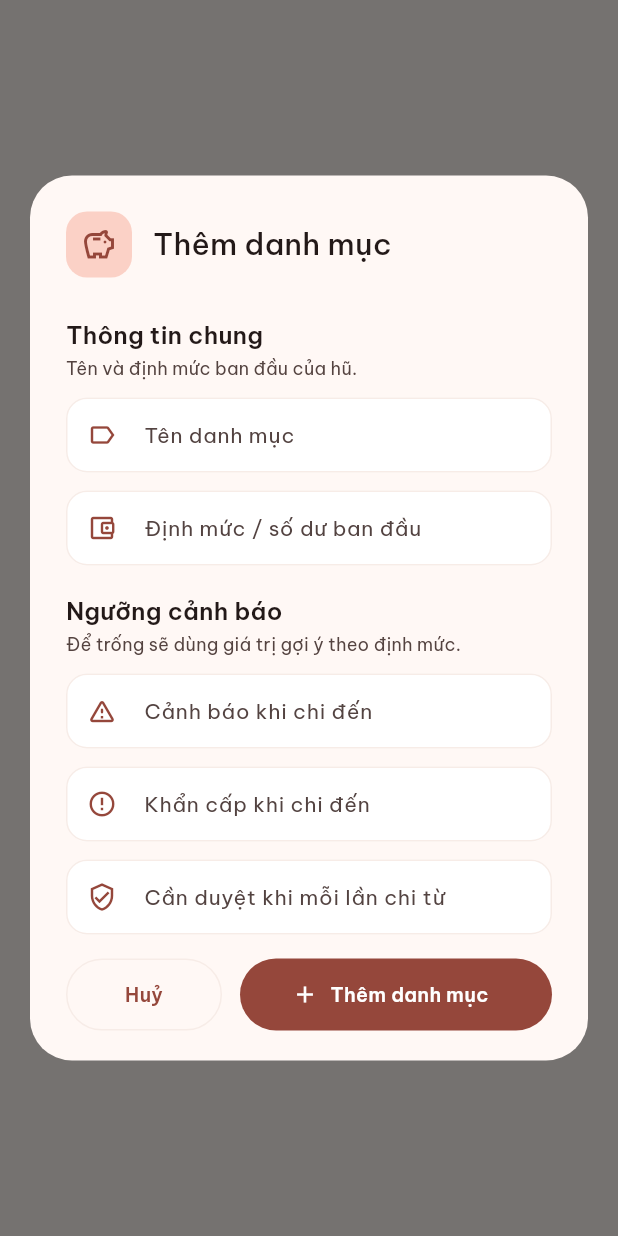
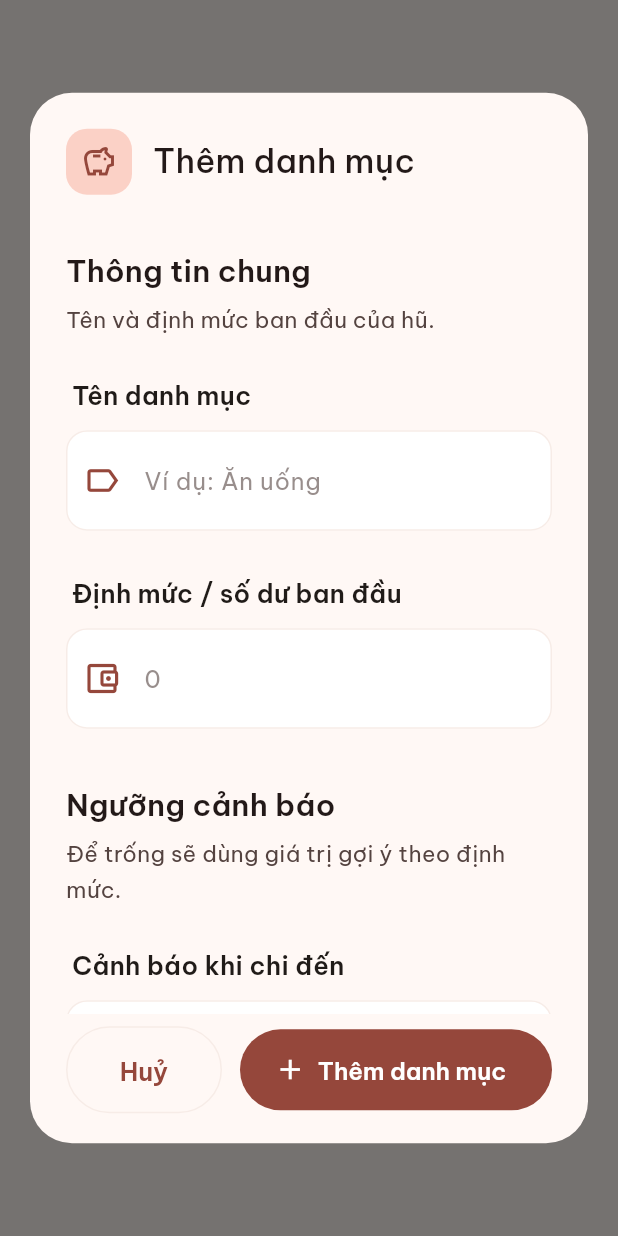
Before and after one commit to Lvhai2k5/FrontendMobile-FinancialManagement, a Flutter app: what promptCreateCategory() shows on an empty page, opened directly with empty values, on a phone screen of 412 x 824 dp. Run offline on Flutter 3.47's test engine with Material 3 defaults, Android fonts, the phone set to English and light mode, and no system bars; our stand-ins replace dio, flutter_secure_storage; accounts and stored records are empty; network calls fail.

Commit message:
feat(mobile): cải thiện form danh mục, hạn mức và thêm thành viên bằng email

```diff
--- a/lib/api/family_api.dart
+++ b/lib/api/family_api.dart
@@ -26,9 +26,8 @@ class FamilyApi {
     return FamilyDetailModel.fromJson(res.data as Map<String, dynamic>);
   }
 
-  Future<void> addMember(int familyId, String username) async {
-    await apiClient
-        .post('/families/$familyId/members', data: {'username': username});
+  Future<void> addMember(int familyId, String email) async {
+    await apiClient.post('/families/$familyId/members', data: {'email': email});
   }
 
   Future<void> removeMember(int familyId, int personId) async {
--- a/lib/providers/family_provider.dart
+++ b/lib/providers/family_provider.dart
@@ -118,8 +118,8 @@ class FamilyProvider with ChangeNotifier {
     }
   }
 
-  Future<String?> addMember(int familyId, String username) =>
-      _change(() => _api.addMember(familyId, username));
+  Future<String?> addMember(int familyId, String email) =>
+      _change(() => _api.addMember(familyId, email));
 
   Future<String?> removeMember(int familyId, int personId) =>
       _change(() => _api.removeMember(familyId, personId));
--- a/lib/screens/family/family_actions.dart
+++ b/lib/screens/family/family_actions.dart
@@ -65,8 +65,7 @@ Future<void> promptCreateCategory(BuildContext context, int familyId) async {
   final emergency = TextEditingController();
   final approval = TextEditingController();
 
-  double? parse(TextEditingController c) =>
-      parseCurrencyInput(c.text);
+  double? parse(TextEditingController c) => parseCurrencyInput(c.text);
 
   Widget field(TextEditingController c, String label,
           {required IconData icon,
@@ -74,23 +73,42 @@ Future<void> promptCreateCategory(BuildContext context, int familyId) async {
           bool number = true,
           bool last = false}) =>
       Padding(
-        padding: EdgeInsets.only(bottom: last ? 0 : 12),
-        child: TextField(
+        padding: EdgeInsets.only(bottom: last ? 0 : 28),
+        child: Column(
+          crossAxisAlignment: CrossAxisAlignment.start,
+          children: [
+            Padding(
+              padding: const EdgeInsets.only(left: 4, bottom: 10),
+              child: Text(label,
+                  style: AppTypography.bodyMd.copyWith(
+                      fontSize: 17,
+                      fontWeight: FontWeight.w600,
+                      color: AppColors.onSurface)),
+            ),
+            TextField(
               controller: c,
-          textInputAction: last ? TextInputAction.done : TextInputAction.next,
+              style: AppTypography.titleSm
+                  .copyWith(fontSize: 18, fontWeight: FontWeight.w500),
+              textInputAction:
+                  last ? TextInputAction.done : TextInputAction.next,
               keyboardType: number ? TextInputType.number : TextInputType.text,
-          textCapitalization:
-              number ? TextCapitalization.none : TextCapitalization.sentences,
+              textCapitalization: number
+                  ? TextCapitalization.none
+                  : TextCapitalization.sentences,
               inputFormatters: number ? const [CurrencyInputFormatter()] : null,
               decoration: InputDecoration(
-            labelText: label,
                 hintText: hint,
-            prefixIcon: Icon(icon, size: 20, color: AppColors.primary),
+                hintStyle: AppTypography.bodyMd.copyWith(
+                    fontSize: 16,
+                    color: AppColors.onSurfaceVariant.withValues(alpha: 0.6)),
+                suffixStyle: AppTypography.titleSm
+                    .copyWith(fontSize: 18, color: AppColors.onSurfaceVariant),
+                prefixIcon: Icon(icon, size: 26, color: AppColors.primary),
                 suffixText: number ? 'đ' : null,
                 filled: true,
                 fillColor: Colors.white,
                 contentPadding:
-                const EdgeInsets.symmetric(horizontal: 14, vertical: 14),
+                    const EdgeInsets.symmetric(horizontal: 16, vertical: 20),
                 enabledBorder: OutlineInputBorder(
                   borderRadius: BorderRadius.circular(14),
                   borderSide: BorderSide(color: AppColors.surfaceContainer),
@@ -101,18 +119,20 @@ Future<void> promptCreateCategory(BuildContext context, int familyId) async {
                 ),
               ),
             ),
+          ],
+        ),
       );
 
   Widget section(String title, String subtitle) => Padding(
-        padding: const EdgeInsets.only(top: 18, bottom: 10),
+        padding: const EdgeInsets.only(top: 36, bottom: 24),
         child: Column(
           crossAxisAlignment: CrossAxisAlignment.start,
           children: [
-            Text(title, style: AppTypography.titleSm),
-            const SizedBox(height: 2),
+            Text(title, style: AppTypography.titleSm.copyWith(fontSize: 20)),
+            const SizedBox(height: 6),
             Text(subtitle,
-                style: AppTypography.bodySm
-                    .copyWith(color: AppColors.onSurfaceVariant)),
+                style: AppTypography.bodyMd
+                    .copyWith(fontSize: 15, color: AppColors.onSurfaceVariant)),
           ],
         ),
       );
@@ -140,15 +160,17 @@ Future<void> promptCreateCategory(BuildContext context, int familyId) async {
                       color: AppColors.pastelBlush,
                       borderRadius: BorderRadius.circular(14),
                     ),
-                    child: Icon(Icons.savings_outlined,
-                        color: AppColors.primary),
+                    child:
+                        Icon(Icons.savings_outlined, color: AppColors.primary),
                   ),
                   const SizedBox(width: 14),
                   Expanded(
                     child: Column(
                       crossAxisAlignment: CrossAxisAlignment.start,
                       children: [
-                        Text('Thêm danh mục', style: AppTypography.headlineSm),
+                        Text('Thêm danh mục',
+                            style: AppTypography.headlineSm
+                                .copyWith(fontSize: 22)),
                       ],
                     ),
                   ),
@@ -157,11 +179,12 @@ Future<void> promptCreateCategory(BuildContext context, int familyId) async {
             ),
             Flexible(
               child: SingleChildScrollView(
-                padding: const EdgeInsets.fromLTRB(24, 8, 24, 8),
+                padding: const EdgeInsets.fromLTRB(24, 0, 24, 16),
                 child: Column(
                   crossAxisAlignment: CrossAxisAlignment.start,
                   children: [
-                    section('Thông tin chung', 'Tên và định mức ban đầu của hũ.'),
+                    section(
+                        'Thông tin chung', 'Tên và định mức ban đầu của hũ.'),
                     field(name, 'Tên danh mục',
                         icon: Icons.label_outline,
                         hint: 'Ví dụ: Ăn uống',
@@ -173,7 +196,8 @@ Future<void> promptCreateCategory(BuildContext context, int familyId) async {
                     section('Ngưỡng cảnh báo',
                         'Để trống sẽ dùng giá trị gợi ý theo định mức.'),
                     field(warning, 'Cảnh báo khi chi đến',
-                        icon: Icons.warning_amber_rounded, hint: '80% định mức'),
+                        icon: Icons.warning_amber_rounded,
+                        hint: '80% định mức'),
                     field(emergency, 'Khẩn cấp khi chi đến',
                         icon: Icons.error_outline, hint: '100% định mức'),
                     field(approval, 'Cần duyệt khi mỗi lần chi từ',
@@ -193,7 +217,8 @@ Future<void> promptCreateCategory(BuildContext context, int familyId) async {
                       onPressed: () => Navigator.of(dialogContext).pop(false),
                       style: OutlinedButton.styleFrom(
                         foregroundColor: AppColors.primary,
-                        minimumSize: const Size.fromHeight(48),
+                        minimumSize: const Size.fromHeight(58),
+                        textStyle: AppTypography.titleSm.copyWith(fontSize: 17),
                         side: BorderSide(color: AppColors.surfaceContainer),
                         shape: RoundedRectangleBorder(
                             borderRadius: BorderRadius.circular(999)),
@@ -208,11 +233,12 @@ Future<void> promptCreateCategory(BuildContext context, int familyId) async {
                       onPressed: () => Navigator.of(dialogContext).pop(true),
                       style: FilledButton.styleFrom(
                         backgroundColor: AppColors.primary,
-                        minimumSize: const Size.fromHeight(48),
+                        minimumSize: const Size.fromHeight(54),
+                        textStyle: AppTypography.titleSm,
                         shape: RoundedRectangleBorder(
                             borderRadius: BorderRadius.circular(999)),
                       ),
-                      icon: const Icon(Icons.add, size: 18),
+                      icon: const Icon(Icons.add, size: 22),
                       label: const Text('Thêm danh mục'),
                     ),
                   ),
--- a/lib/utils/format_currency.dart
+++ b/lib/utils/format_currency.dart
@@ -32,14 +32,14 @@ class CurrencyInputFormatter extends TextInputFormatter {
   @override
   TextEditingValue formatEditUpdate(
       TextEditingValue oldValue, TextEditingValue newValue) {
-    if (!newValue.composing.isCollapsed) return newValue;
     final raw = newValue.text;
     if (_invalidCharacters.hasMatch(raw)) return oldValue;
     final text = _groupDigits(raw.replaceAll(_nonDigits, ''));
     if (!newValue.selection.isValid) return TextEditingValue(text: text);
 
     int offset(int rawOffset) {
-      var digits = raw.substring(0, rawOffset).replaceAll(_nonDigits, '').length;
+      var digits =
+          raw.substring(0, rawOffset).replaceAll(_nonDigits, '').length;
       var index = 0;
       while (digits > 0) {
         if (text[index] != '.') digits--;
```
Also changed, not shown: lib/screens/family/family_detail_screen.dart (+19 -5 lines), lib/screens/family/family_management_actions.dart (+11 -5 lines), lib/screens/family/threshold_config_screen.dart (+29 -75 lines). Lines whose indentation alone changed are shown as unchanged.
